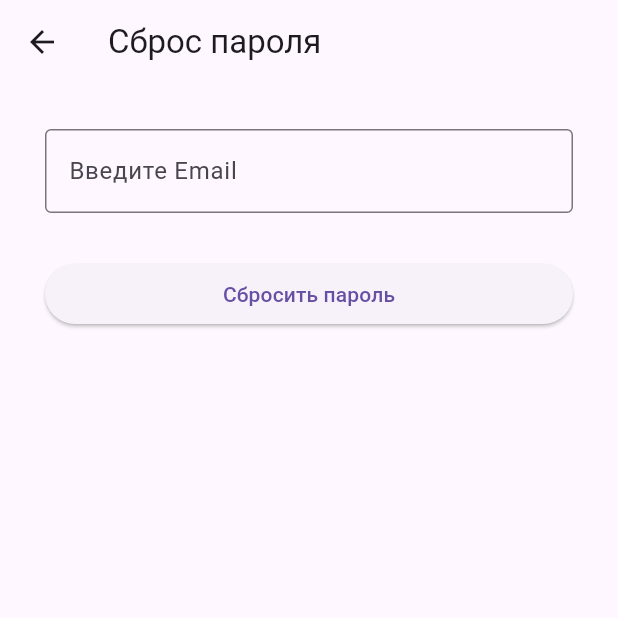
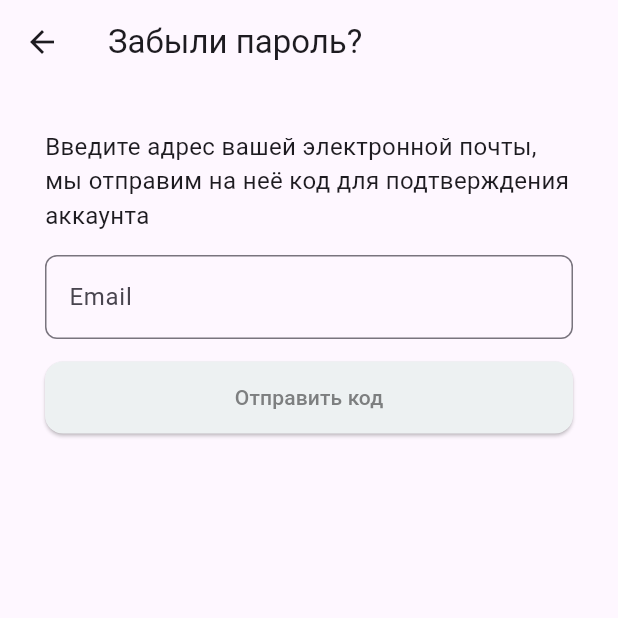
Before and after one commit to Procrastinator24/GreenBin, a Flutter app: the ResetPasswordScreen screen opened by its route, on a phone screen of 412 x 824 dp, the top half of it. Run offline on Flutter 3.47's test engine with Material 3 defaults, Android fonts, the phone set to English and light mode, and no system bars; our stand-ins replace carousel_slider, cloud_firestore, email_validator, firebase_auth, firebase_core, flutter_bloc; accounts and stored records are empty.

```diff
--- a/lib/screens/home.dart
+++ b/lib/screens/home.dart
@@ -1,7 +1,7 @@
 import 'package:firebase_auth/firebase_auth.dart';
 import 'package:flutter/material.dart';
 import 'package:flutter_application_3/screens/mainPageScreens/main_page_screen_base.dart';
-import 'package:flutter_application_3/screens/registration_and_login/account_screen.dart';
+import 'package:flutter_application_3/screens/userScreens/account_screen.dart';
 import '../widgets/CustomButton.dart';
 import 'registration_and_login/login_screen.dart';
 import 'package:flutter_application_3/screens/registration_and_login/sign_up_screen.dart';
--- a/lib/screens/mainPageScreens/main_page_screen.dart
+++ b/lib/screens/mainPageScreens/main_page_screen.dart
@@ -1,7 +1,7 @@
 import 'package:flutter/material.dart';
 import 'package:carousel_slider/carousel_slider.dart' as carousel;
 import 'package:firebase_auth/firebase_auth.dart';
-import 'package:flutter_application_3/screens/registration_and_login/account_screen.dart';
+import 'package:flutter_application_3/screens/userScreens/account_screen.dart';
 import 'package:flutter_application_3/services/get_user_data.dart';
 
 class MainScreen extends StatefulWidget{
--- a/lib/screens/mainPageScreens/main_page_screen_base.dart
+++ b/lib/screens/mainPageScreens/main_page_screen_base.dart
@@ -1,6 +1,6 @@
 import 'package:flutter/material.dart';
 import 'package:flutter_application_3/screens/mainPageScreens/main_page_screen.dart';
-import 'package:flutter_application_3/screens/registration_and_login/account_screen.dart';
+import 'package:flutter_application_3/screens/userScreens/account_screen.dart';
 
 class MainPageBase  extends StatefulWidget{
   const MainPageBase({super.key});
--- a/lib/screens/registration_and_login/reset_password_screen.dart
+++ b/lib/screens/registration_and_login/reset_password_screen.dart
@@ -66,7 +66,13 @@ class _ResetPasswordScreenState extends State<ResetPasswordScreen> {
     return Scaffold(
       resizeToAvoidBottomInset: false,
       appBar: AppBar(
-        title: const Text('Сброс пароля'),
+        title: const Text('Забыли пароль?'),
+        leading: IconButton(
+            onPressed: () {
+              Navigator.pop(context);
+            },
+            icon: const Icon(Icons.arrow_back,)
+            ),
       ),
       body: Padding(
         padding: const EdgeInsets.all(30.0),
@@ -74,6 +80,12 @@ class _ResetPasswordScreenState extends State<ResetPasswordScreen> {
           key: formKey,
           child: Column(
             children: [
+              Text("Введите адрес вашей электронной почты, мы отправим на неё код для подтверждения аккаунта",
+              maxLines: 3,
+              style: TextStyle(
+                fontSize: 16
+              ),),
+              const SizedBox(height: 15),
               TextFormField(
                 keyboardType: TextInputType.emailAddress,
                 autocorrect: false,
@@ -82,15 +94,27 @@ class _ResetPasswordScreenState extends State<ResetPasswordScreen> {
                     email != null && !EmailValidator.validate(email)
                         ? 'Введите правильный Email'
                         : null,
-                decoration: const InputDecoration(
-                  border: OutlineInputBorder(),
-                  hintText: 'Введите Email',
+                decoration:  InputDecoration(
+                  border: OutlineInputBorder(
+                    borderRadius: BorderRadius.circular(8.0),
+                  ),
+                  hintText: 'Email',
                 ),
               ),
-              const SizedBox(height: 30),
+              const SizedBox(height: 15),
               ElevatedButton(
                 onPressed: resetPassword,
-                child: const Center(child: Text('Сбросить пароль')),
+                style: ElevatedButton.styleFrom(
+                  backgroundColor: Color(0xffEDF1F2),
+                  foregroundColor: Color(0xff7d7f80),
+                  shape: RoundedRectangleBorder(
+                    borderRadius: BorderRadius.circular(12.0),
+                  ),
+                  padding: EdgeInsets.symmetric(
+                    vertical: 14,
+                  )
+                ),
+                child: const Center(child: Text('Отправить код')),
               ),
             ],
           ),
--- a/lib/screens/registration_and_login/account_screen.dart
+++ b/lib/screens/userScreens/account_screen.dart
@@ -3,6 +3,7 @@ import 'package:flutter/material.dart';
 import 'package:cloud_firestore/cloud_firestore.dart';
 
 class AccountScreen extends StatefulWidget {
+  // final String userId;;
   const AccountScreen({super.key});
 
   @override
--- a/pubspec.yaml
+++ b/pubspec.yaml
@@ -39,7 +39,7 @@ dependencies:
   firebase_core: ^3.13.0
   cloud_firestore: ^5.6.6
   carousel_slider: ^5.0.0
-
+  flutter_bloc: ^9.1.1
 
 
 dev_dependencies:
```
Also changed, not shown: lib/screens/registration_and_login/sign_up_screen.dart (+6 -5 lines), lib/screens/userScreens/BloC/BLoC.dart (added, +65 -0 lines), lib/screens/userScreens/BloC/auth_bloc.dart (added, +37 -0 lines), lib/screens/userScreens/BloC/event.dart (added, +12 -0 lines), lib/screens/userScreens/BloC/state.dart (added, +22 -0 lines), lib/services/get_user_data.dart (+16 -2 lines), flutter_01.png (deleted), pubspec.lock.
